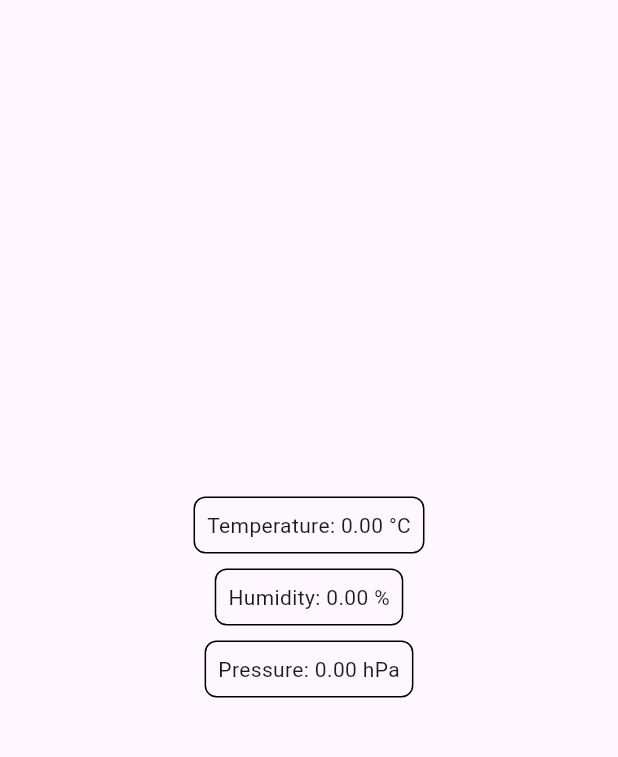
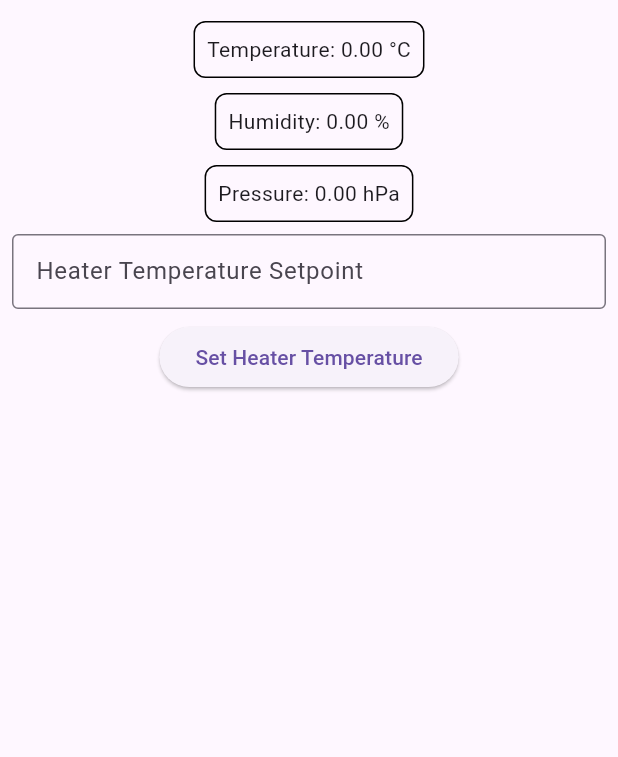
Before and after one commit to AllyTechEngineering/bme_i2c_bloc, a Flutter app: the screen it shows after launch, on a phone screen of 412 x 824 dp, the part 63-820 px from its top. Run offline on Flutter 3.47's test engine with Material 3 defaults, Android fonts, the phone set to English and light mode, and no system bars; our stand-ins replace bloc, equatable, flutter_bloc; missing offline and left inert: dart_periphery.

Commit message:
Added setpoint for UI and setpoint cubit

```diff
--- a/lib/main.dart
+++ b/lib/main.dart
@@ -1,22 +1,36 @@
+import 'package:flutter/material.dart';
+import 'package:flutter_bloc/flutter_bloc.dart';
 import 'package:bme_i2c/src/screens/i2c_screen.dart';
-import 'package:flutter/material.dart';
+import 'package:bme_i2c/src/i2c_bme280_cubit/i2c_cubit.dart';
+import 'package:bme_i2c/src/services/heater_service.dart';
+import 'package:bme_i2c/src/heater_setpoint_cubit/heater_setpoint_cubit.dart';
 
 void main() {
-  // final i2cService = I2CService(deviceAddress: 0x76);
-  // final i2cCubit = I2CCubit(i2cService);
-
   runApp(const MyApp());
 }
 
 class MyApp extends StatelessWidget {
-  const MyApp({
-    super.key,
-  });
+  const MyApp({super.key});
 
   @override
   Widget build(BuildContext context) {
-    return const MaterialApp(
-      home: I2CScreen(),
+    return MultiBlocProvider(
+      providers: [
+        BlocProvider(
+          create: (_) => I2CCubit()..startPolling(),
+        ),
+        BlocProvider(
+          create: (_) => HeaterSetpointCubit(HeaterService()),
+        ),
+      ],
+      child: MaterialApp(
+        debugShowCheckedModeBanner: false,
+        title: 'I2C Sensor Data',
+        theme: ThemeData(
+          primarySwatch: Colors.blue,
+        ),
+        home: const I2CScreen(),
+      ),
     );
   }
 }
--- /dev/null
+++ b/lib/src/heater_setpoint_cubit/heater_setpoint_cubit.dart
@@ -0,0 +1,16 @@
+import 'package:bloc/bloc.dart';
+import 'package:flutter/foundation.dart';
+import 'heater_setpoint_state.dart';
+import 'package:bme_i2c/src/services/heater_service.dart';
+
+class HeaterSetpointCubit extends Cubit<HeaterSetpointState> {
+  final HeaterService heaterService;
+
+  HeaterSetpointCubit(this.heaterService) : super(HeaterSetpointInitial());
+
+  void setHeaterTemperature(double setpoint) {
+    debugPrint('In HeaterSetpointCubit new setpoint: $setpoint');
+    heaterService.updateSetpoint(setpoint);
+    emit(HeaterSetpointUpdated(setpoint));
+  }
+}
--- /dev/null
+++ b/lib/src/heater_setpoint_cubit/heater_setpoint_state.dart
@@ -0,0 +1,23 @@
+import 'package:equatable/equatable.dart';
+
+abstract class HeaterSetpointState extends Equatable {
+  const HeaterSetpointState();
+
+  @override
+  List<Object?> get props => [];
+}
+
+class HeaterSetpointInitial extends HeaterSetpointState {}
+
+class HeaterSetpointUpdated extends HeaterSetpointState {
+  final double setpoint;
+
+  const HeaterSetpointUpdated(this.setpoint);
+
+  HeaterSetpointUpdated copyWith({double? setpoint}) {
+    return HeaterSetpointUpdated(setpoint ?? this.setpoint);
+  }
+
+  @override
+  List<Object?> get props => [setpoint];
+}
--- a/lib/src/i2c/i2c_cubit.dart
+++ b/lib/src/i2c_bme280_cubit/i2c_cubit.dart
@@ -20,7 +20,7 @@ class I2CCubit extends Cubit<I2CState> {
   }
 
   void startPolling() {
-    debugPrint('In cubit startPolling () method');
+    // debugPrint('In cubit startPolling () method');
 
     i2cService.startPolling((data) {
       emit(state.copyWith(
@@ -28,8 +28,8 @@ class I2CCubit extends Cubit<I2CState> {
         humidity: data['humidity'],
         pressure: data['pressure'],
       ));
-      heaterService.heaterServiceUpdateValues(
-      setpoint: 25.0, currentTemperature: data['temperature']!);
+      heaterService.updateTemperature(
+      currentTemperature: data['temperature']!);
       // heaterPwmService.updateTemperature(data['temperature']!);
     });
   }
--- a/lib/src/screens/i2c_screen.dart
+++ b/lib/src/screens/i2c_screen.dart
@@ -1,19 +1,25 @@
 import 'package:bme_i2c/src/widgets/data_display.dart';
 import 'package:flutter/material.dart';
 import 'package:flutter_bloc/flutter_bloc.dart';
-import 'package:bme_i2c/src/i2c/i2c_cubit.dart';
-import 'package:bme_i2c/src/i2c/i2c_state.dart';
+import 'package:bme_i2c/src/i2c_bme280_cubit/i2c_cubit.dart';
+import 'package:bme_i2c/src/i2c_bme280_cubit/i2c_state.dart';
+import 'package:bme_i2c/src/heater_setpoint_cubit/heater_setpoint_cubit.dart';
+import 'package:bme_i2c/src/heater_setpoint_cubit/heater_setpoint_state.dart';
+import 'package:bme_i2c/src/services/heater_service.dart';
+import 'package:bme_i2c/src/widgets/heater_setpoint.dart';
 
 class I2CScreen extends StatelessWidget {
   const I2CScreen({super.key});
 
   @override
   Widget build(BuildContext context) {
-    return BlocProvider(
-      create: (_) => I2CCubit()..startPolling(),
-      child: Scaffold(
+    final TextEditingController _controller = TextEditingController();
+
+    return Scaffold(
       appBar: AppBar(title: const Text('I2C Sensor Data')),
-        body: BlocBuilder<I2CCubit, I2CState>(
+      body: Column(
+        children: [
+          BlocBuilder<I2CCubit, I2CState>(
             builder: (context, state) {
               return DataDisplay(
                 temperature: state.temperature,
@@ -22,6 +28,40 @@ class I2CScreen extends StatelessWidget {
               );
             },
           ),
+          Padding(
+            padding: const EdgeInsets.all(8.0),
+            child: SizedBox(
+              width: 400,
+              height: 50,
+              child: TextField(
+                controller: _controller,
+                keyboardType: TextInputType.number,
+                decoration: const InputDecoration(
+                  labelText: 'Heater Temperature Setpoint',
+                  border: OutlineInputBorder(),
+                ),
+              ),
+            ),
+          ),
+          HeaterSetpointButton(
+            onPressed: () {
+              final double? setpoint = double.tryParse(_controller.text);
+              if (setpoint != null) {
+                context.read<HeaterSetpointCubit>().setHeaterTemperature(setpoint);
+              } else {
+                debugPrint('Invalid input');
+              }
+            },
+          ),
+          BlocBuilder<HeaterSetpointCubit, HeaterSetpointState>(
+            builder: (context, state) {
+              if (state is HeaterSetpointUpdated) {
+                return Text('Setpoint: ${state.setpoint}');
+              }
+              return Container();
+            },
+          ),
+        ],
       ),
     );
   }
--- a/lib/src/services/heater_service.dart
+++ b/lib/src/services/heater_service.dart
@@ -3,14 +3,14 @@ import 'package:flutter/foundation.dart';
 
 class HeaterService {
   static const double kp = 2.0; // Proportional gain (best guess)
-  static const double ki = 0.5; // Integral gain (best guess)
+  static const double ki = 0.0; // Integral gain (best guess)
   static const double kd = 1.0; // Derivative gain (best guess)
 
   double _previousError = 0.0;
   double _integral = 0.0;
 
-  double? _setpoint;
-  double? _currentTemperature;
+  static double? _setpoint = 0.0;
+  static double? _currentTemperature;
   DateTime? _previousTime;
 
   // ignore: prefer_typing_uninitialized_variables
@@ -20,36 +20,36 @@ class HeaterService {
 
   void initializeHeaterService() {
     try {
-      debugPrint('First try catch, pwm = PWM(0, 0);');
+      // debugPrint('First try catch, pwm = PWM(0, 0);');
       pwm = PWM(0, 0);
-      debugPrint('PWM Infor: ${pwm.getPWMinfo()}');
+      // debugPrint('PWM Infor: ${pwm.getPWMinfo()}');
     } catch (e) {
       disablePwm();
       disposePwm();
       debugPrint('pwm = PWM(0, 0); Error: $e');
     }
     try {
-      debugPrint('Second try catch, pwm.setPeriodNs(10000000);');
+      // debugPrint('Second try catch, pwm.setPeriodNs(10000000);');
       pwm.setPeriodNs(10000000);
-      debugPrint('PWM Infor: ${pwm.getPWMinfo()}');
+      // debugPrint('PWM Infor: ${pwm.getPWMinfo()}');
     } catch (e) {
       disablePwm();
       disposePwm();
       debugPrint('pwm.setPeriodNs(10000000) Error: $e');
     }
     try {
-      debugPrint('Third try catch, pwm.setDutyCycleNs(5000000);');
+      // debugPrint('Third try catch, pwm.setDutyCycleNs(5000000);');
       pwm.setDutyCycleNs(0);
-      debugPrint('PWM Infor: ${pwm.getPWMinfo()}');
+      // debugPrint('PWM Infor: ${pwm.getPWMinfo()}');
     } catch (e) {
       disablePwm();
       disposePwm();
       debugPrint('pwm.setDutyCycleNs(5000000) Error: $e');
     }
         try {
-      debugPrint('Fourth try catch, pwm.enable();');
+      // debugPrint('Fourth try catch, pwm.enable();');
       pwm.enable();
-      debugPrint('PWM Infor: ${pwm.getPWMinfo()}');
+      // debugPrint('PWM Infor: ${pwm.getPWMinfo()}');
     } catch (e) {
       disablePwm();
       disposePwm();
@@ -64,20 +64,23 @@ class HeaterService {
   void disposePwm() {
     pwm.dispose();
   }
+  void updateSetpoint(double setpoint) {
+    _setpoint = setpoint;
+    debugPrint('in HeaterService class: Heater setpoint updated to: $_setpoint');
+  }
 
-  /// Method to update the setpoint and current temperature
-  void heaterServiceUpdateValues(
-      {required double setpoint, required double currentTemperature}) {
-    _setpoint = setpoint;
+
+  void updateTemperature(
+      { required double currentTemperature}) {
     _currentTemperature = currentTemperature;
-    debugPrint(
-        'Updated values - Setpoint: $_setpoint, Current Temperature: $_currentTemperature');
+
     var temp = heaterServiceComputeDutyCycle();
     debugPrint('heaterServiceComputeDutyCycled duty cycle: $temp');
   }
 
   /// heaterServiceComputeDutyCycle the duty cycle based on the current temperature and setpoint
   double heaterServiceComputeDutyCycle() {
+    debugPrint('In heaterServiceComputeDutyCycle and the setpoint is: $_setpoint, and the current temperature is: $_currentTemperature');
     if (_setpoint == null || _currentTemperature == null) {
       throw Exception(
           'Setpoint and current temperature must be set before calling heaterServiceComputeDutyCycle.');
--- a/lib/src/services/humidity_pwm_service.dart
+++ /dev/null
@@ -1,3 +0,0 @@
-class HumidityPwmService {
-
-}
--- a/lib/src/services/i2c_service.dart
+++ b/lib/src/services/i2c_service.dart
@@ -13,10 +13,11 @@ class I2CService {
 
   void initializeBme280() {
     try {
-      debugPrint('I2C info: ${i2c.getI2Cinfo()}');
+      // debugPrint('I2C info: ${i2c.getI2Cinfo()}');
       bme280 = BME280(i2c);
       _isInitialized = true;
     } catch (e) {
+      disposeI2c();
       debugPrint('Error initializing I2C device: $e');
     }
   }
@@ -34,7 +35,8 @@ class I2CService {
     try {
       getBme280Data = bme280.getValues();
     } catch (e) {
-      debugPrint('Error reading sensor data: $e');
+      // debugPrint('Error reading sensor data: $e');
+      disposeI2c();
       return {
         'temperature': 0.0,
         'humidity': 0.0,
@@ -58,21 +60,15 @@ class I2CService {
         final data = await readSensorData();
         onData(data);
       } catch (e) {
-        debugPrint('Error polling I2C device: $e');
+        // debugPrint('Error polling I2C device: $e');
+        disposeI2c();
       }
     });
   }
 
-  void dispose() {
+  void disposeI2c() {
     stopPolling();
     i2c.dispose();
   }
 
-  // void setPollingInterval(Duration interval) {
-  //   pollingInterval = interval;
-  //   if (_pollingTimer.isActive) {
-  //     stopPolling();
-  //     startPolling((_) {});
-  //   }
-  // }
 }
--- /dev/null
+++ b/lib/src/widgets/heater_setpoint.dart
@@ -0,0 +1,15 @@
+import 'package:flutter/material.dart';
+
+class HeaterSetpointButton extends StatelessWidget {
+  final VoidCallback onPressed;
+
+  const HeaterSetpointButton({required this.onPressed, super.key});
+
+  @override
+  Widget build(BuildContext context) {
+    return ElevatedButton(
+      onPressed: onPressed,
+      child: const Text('Set Heater Temperature'),
+    );
+  }
+}
--- a/pubspec.yaml
+++ b/pubspec.yaml
@@ -37,6 +37,9 @@ dependencies:
   cupertino_icons: ^1.0.6
   dart_periphery: ^0.9.6
   flutter_bloc: ^8.1.6
+  equatable: ^2.0.3
+  meta: ^1.7.0
+  bloc: ^8.1.4
 
 dev_dependencies:
   flutter_test:
```
Also changed, not shown: lib/src/services/heater_pwm_service.dart (deleted, +0 -36 lines), lib/src/i2c_bme280_cubit/i2c_state.dart (renamed from lib/src/i2c/i2c_state.dart), pubspec.lock. Lines whose indentation alone changed are shown as unchanged.
